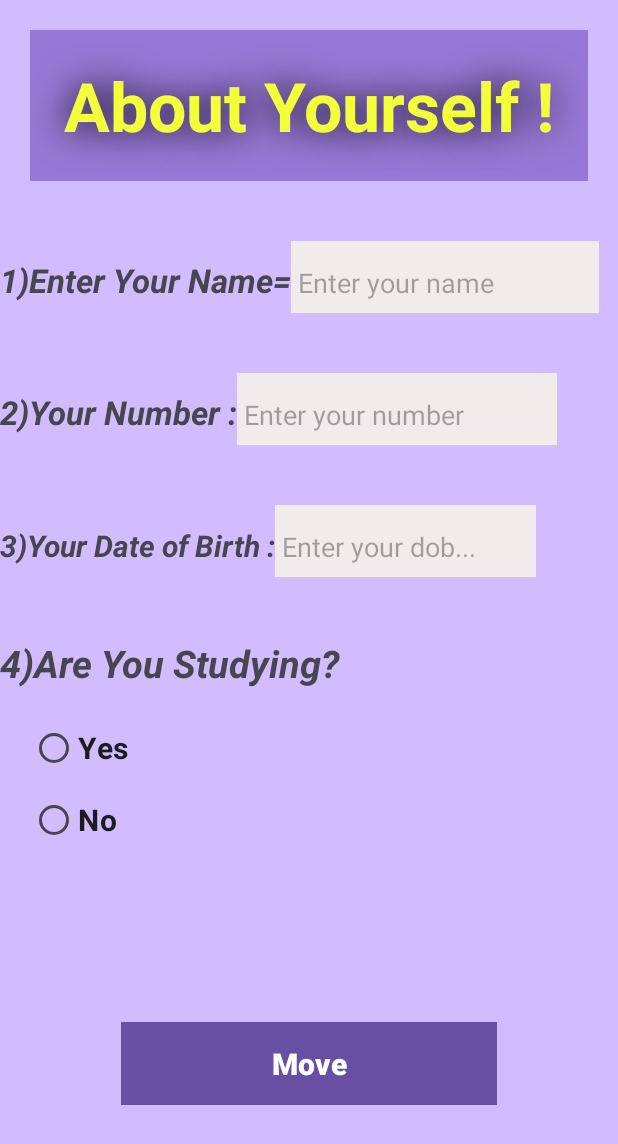
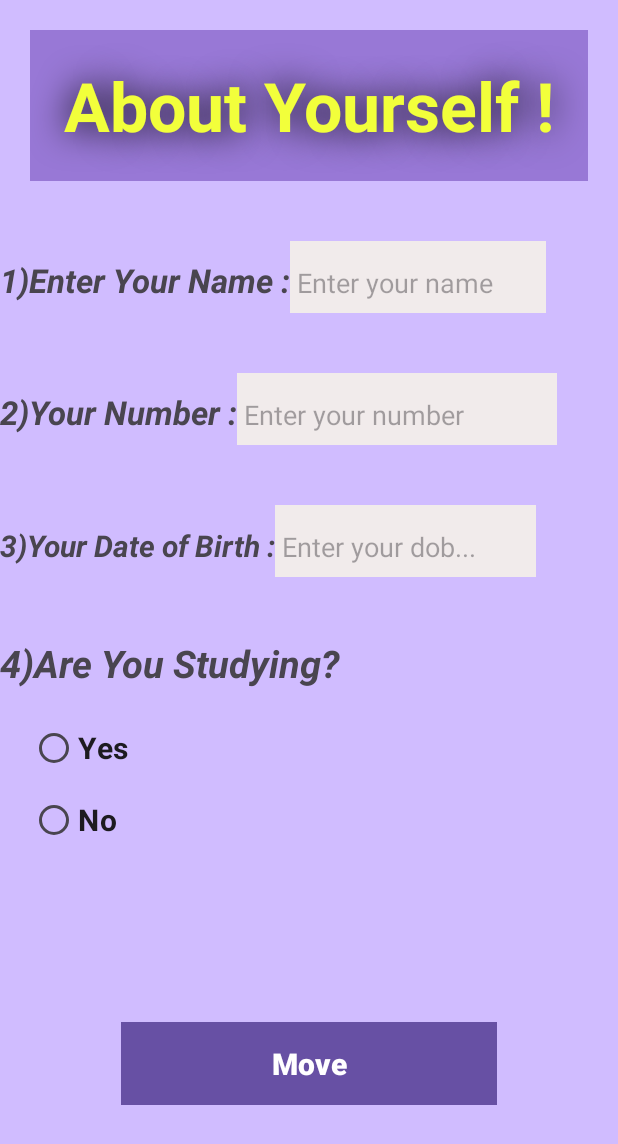
Before and after one commit to pylarohit/Third-Application, an Android app: the ThirdActvity3 screen opened directly, with no data from a screen before it, after a tap on "Move to Second", on a phone screen of 412 x 824 dp. Shown: the top 1144 px of the screen. Run offline under Robolectric (Android 15) with nearby library versions, the phone set to English and light mode, and no system bars; 1 other tap on this screen came first.

```diff
--- a/app/src/main/java/com/rohit/thirdapplication/ThirdActvity3.kt
+++ b/app/src/main/java/com/rohit/thirdapplication/ThirdActvity3.kt
@@ -14,22 +14,22 @@ import androidx.core.view.ViewCompat
 import androidx.core.view.WindowInsetsCompat
 
 class ThirdActvity3 : AppCompatActivity() {
-    var name: EditText? = null
+    var name1: EditText? = null
     var college: EditText? = null
-    var check: Button? = null
+    var btncheck: Button? = null
     var move: Button? =null
     override fun onCreate(savedInstanceState: Bundle?) {
         super.onCreate(savedInstanceState)
         enableEdgeToEdge()
         setContentView(R.layout.activity_third_actvity3)
-        name = findViewById(R.id.name)
+        name1 = findViewById(R.id.name1)
         college = findViewById(R.id.college)
-        check = findViewById(R.id.check)
+        btncheck = findViewById(R.id.btncheck)
         move = findViewById(R.id.move)
-        check?.setOnClickListener {
+        btncheck?.setOnClickListener {
             var intent =Intent(this, SecondActivity::class.java)
-            if (name?.text?.trim().isNullOrBlank()) {
-                name?.error = "Enter name"
+            if (name1?.text?.trim().isNullOrBlank()) {
+                name1?.error = "Enter name"
                 Toast.makeText(this, "Data is Empty", Toast.LENGTH_LONG).show()
             } else if (college?.text.isNullOrBlank()) {
                 college?.error = "Enter college name"
--- a/app/src/main/res/layout/activity_main.xml
+++ b/app/src/main/res/layout/activity_main.xml
@@ -31,7 +31,7 @@
         <TextView
             android:layout_width="match_parent"
             android:layout_height="wrap_content"
-            android:text="@string/enter_your_name"
+            android:text="1)Enter Your Name :"
             android:textSize="22dp"
             android:textStyle="bold|italic" />
 
@@ -44,7 +44,7 @@
             android:hint=" Enter your name"
             android:minHeight="48dp"
             android:paddingTop="7dp"
-            android:paddingRight="70dp"
+            android:paddingRight="35dp"
             android:textColor="@color/black" />
     </LinearLayout>
 
--- a/app/src/main/res/layout/activity_third_actvity3.xml
+++ b/app/src/main/res/layout/activity_third_actvity3.xml
@@ -40,10 +40,11 @@ android:orientation="vertical">
 
     />
 <EditText
-    android:id="@+id/name"
+    android:id="@+id/name1"
     android:layout_width="match_parent"
     android:layout_height="wrap_content"
     android:hint=" enter your name..."
+    android:textColor="@color/black"
     android:layout_marginBottom="20dp"
     />
 <TextView
@@ -56,6 +57,7 @@ android:orientation="vertical">
     android:id="@+id/college"
     android:layout_width="match_parent"
     android:layout_height="wrap_content"
+    android:textColor="@color/black"
     android:hint=" enter your college name... "
     android:layout_marginBottom="20dp"
     />
--- a/app/src/main/res/values/strings.xml
+++ b/app/src/main/res/values/strings.xml
@@ -1,4 +1,3 @@
 <resources>
     <string name="app_name">Third Application</string>
-    <string name="enter_your_name">1)Enter Your Name=</string>
 </resources>
```
Also changed, not shown: app/src/main/java/com/rohit/thirdapplication/MainActivity.kt (+10 -11 lines), app/src/main/res/layout/activity_second.xml (+4 -8 lines).
